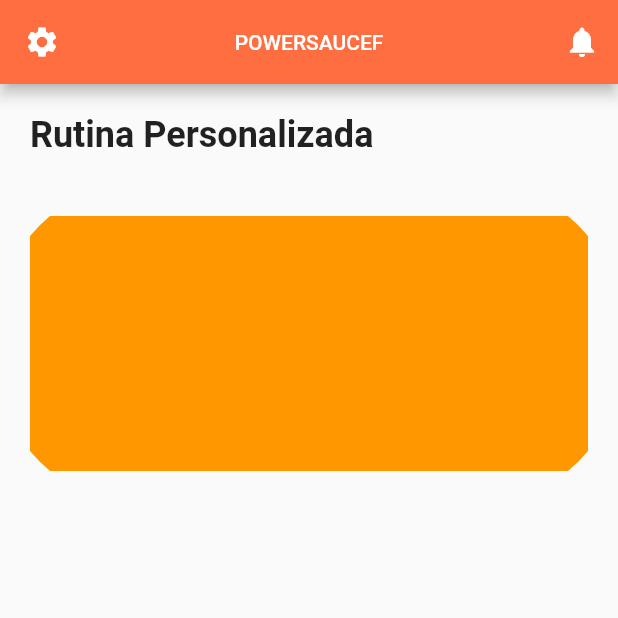
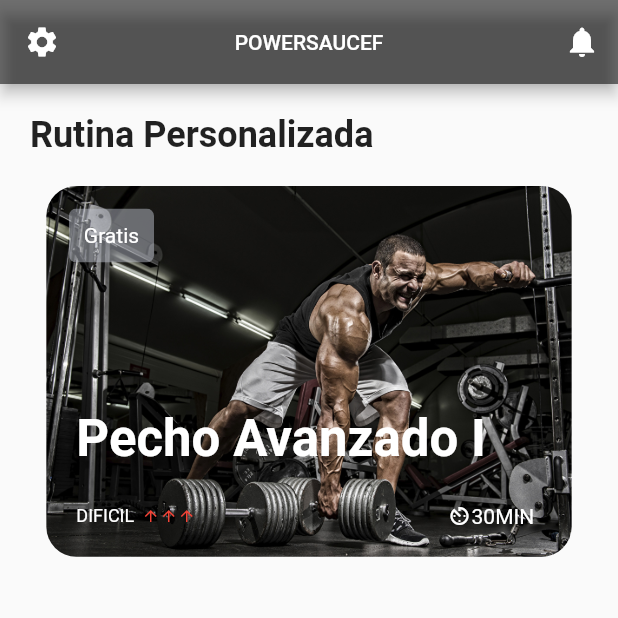
Before and after one commit to isamed92/powersaucef, a Flutter app: the screen it shows after launch, on a phone screen of 412 x 824 dp, the top half of it. Run offline on Flutter 3.47's test engine with Material 2 defaults, Android fonts, the phone set to English and light mode, and no system bars.

Commit message:
routine card

```diff
--- /dev/null
+++ b/lib/src/models/routine_model.dart
@@ -0,0 +1,20 @@
+
+
+class Routine {
+  String name;
+  String tag;
+  String level;
+  int difficulty;
+  String duration;
+  String bgImg;
+
+  Routine({
+    this.name,
+    this.tag,
+    this.level,
+    this.difficulty,
+    this.duration,
+    this.bgImg
+  });
+
+}
--- a/lib/src/pages/home_page.dart
+++ b/lib/src/pages/home_page.dart
@@ -17,7 +17,7 @@ class HomePage extends StatelessWidget {
   Widget _getAppBar() {
     return AppBar(
         title: Text('POWERSAUCEF', style: _appBarTitleStyle,),
-        backgroundColor: Colors.deepOrangeAccent,
+        backgroundColor: Colors.black54,
         centerTitle: true,
         leading: IconButton(
           icon: Icon(Icons.settings),
@@ -50,6 +50,6 @@ class HomePage extends StatelessWidget {
   }
 
   Widget _getRoutine() {
-    return CardRoutine();
+    return Center(child: CardRoutine());
   }
 }
--- a/lib/src/widgets/card_widget.dart
+++ b/lib/src/widgets/card_widget.dart
@@ -1,19 +1,208 @@
 import 'package:flutter/material.dart';
+import 'package:powersaucef/src/models/routine_model.dart';
 
 class CardRoutine extends StatelessWidget {
-  final _height = 170.0;
+  final List<Routine> rutinas = [
+    Routine(
+        name: 'Principiante I',
+        tag: 'Pago',
+        level: 'FACIL',
+        duration: '50MIN',
+        difficulty: 1,
+        bgImg: 'assets/prueba.jpg'),
+    Routine(
+        name: 'Principiante II',
+        tag: 'Pago',
+        level: 'FACIL',
+        duration: '40MIN',
+        difficulty: 1,
+        bgImg: 'assets/pecho.jpg'),
+    Routine(
+        name: 'Pecho Avanzado I',
+        tag: 'Gratis',
+        level: 'DIFICIL',
+        duration: '30MIN',
+        difficulty: 3,
+        bgImg: 'assets/brazos.jpg'),
+    Routine(
+        name: 'Biceps Intermedio',
+        tag: 'Pago',
+        level: 'REGULAR',
+        duration: '60MIN',
+        difficulty: 2,
+        bgImg: 'assets/pecho.jpg'),
+    Routine(
+        name: 'Triceps Intermedio',
+        tag: 'Gratis',
+        level: 'REGULAR',
+        duration: '10MIN',
+        difficulty: 2,
+        bgImg: 'assets/prueba.jpg'),
+    Routine(
+        name: 'Brazos Avanzado III',
+        tag: 'Pago',
+        level: 'DIFICIL',
+        duration: '50MIN',
+        difficulty: 3,
+        bgImg: 'assets/brazos.jpg'),
+  ];
 
   @override
   Widget build(BuildContext context) {
+    final _screenSize = MediaQuery.of(context).size;
     return ClipRRect(
-      borderRadius: BorderRadius.circular(90),
-      child: Padding(
-        padding: EdgeInsets.all(20),
-        child: Container(
-          height: _height,
-          color: Colors.orange,
+      borderRadius: BorderRadius.circular(20.0),
+      child: Container(
+        child: _info(),
+        height: _screenSize.height * .30,
+        width: _screenSize.width * .85,
+        decoration: BoxDecoration(
+            image: DecorationImage(
+                image: AssetImage(rutinas[2].bgImg), fit: BoxFit.cover)),
+        // color: Colors.orange,
+      ),
+    );
+  }
+
+  Widget _info() {
+    return Column(
+      crossAxisAlignment: CrossAxisAlignment.start,
+      children: <Widget>[
+        Padding(
+          child: _tag(rutinas[2].tag),
+          padding: EdgeInsets.only(left: 15.0, top: 15.0),
         ),
-      )
+        Expanded(child: Container()),
+        _name(rutinas[2].name),
+        Row(
+          children: <Widget>[
+            _level(rutinas[2].level, rutinas[2].difficulty),
+            Expanded(
+              child: Container(),
+            ),
+            _duration(rutinas[2].duration),
+          ],
+        )
+      ],
+    );
+  }
+
+  Widget _tag(String type) {
+    return ClipRRect(
+      borderRadius: BorderRadius.circular(5.0),
+      child: Container(
+        padding: EdgeInsets.all(10.0),
+        color: Color.fromRGBO(189, 193, 204, 0.5),
+        child: Text(
+          type,
+          style: TextStyle(color: Colors.white, fontSize: 14),
+        ),
+      ),
+    );
+  }
+
+  Widget _name(String name) {
+    return Container(
+      padding: EdgeInsets.only(left: 20.0, bottom: 5.0),
+      child: Text(
+        name,
+        style: TextStyle(
+            color: Colors.white, fontSize: 34, fontWeight: FontWeight.bold),
+      ),
+    );
+  }
+
+  Widget _level(String level, int difficulty) {
+    return Container(
+      padding: EdgeInsets.all(20.0),
+      child: Row(
+        crossAxisAlignment: CrossAxisAlignment.center,
+        children: <Widget>[
+          Text(
+            level,
+            style: TextStyle(color: Colors.white, fontSize: 12.0),
+          ),
+          SizedBox(
+            width: 5.0,
+          ),
+          _generateIcons(difficulty),
+        ],
+      ),
+    );
+  }
+
+  Widget _generateIcons(int difficulty) {
+    var icons;
+    switch (difficulty) {
+      case 1:
+        icons = Row(
+          children: <Widget>[
+            Icon(Icons.arrow_upward, color: Colors.green, size: 12.0),
+            Icon(Icons.arrow_upward, color: Colors.grey, size: 12.0),
+            Icon(Icons.arrow_upward, color: Colors.grey, size: 12.0),
+          ],
+        );
+        break;
+      case 2:
+        icons = Row(
+          children: <Widget>[
+            Icon(
+              Icons.arrow_upward,
+              color: Colors.yellow,
+              size: 12.0,
+            ),
+            Icon(
+              Icons.arrow_upward,
+              color: Colors.yellow,
+              size: 12.0,
+            ),
+            Icon(
+              Icons.arrow_upward,
+              color: Colors.grey,
+              size: 12.0,
+            ),
+          ],
+        );
+        break;
+      case 3:
+        icons = Row(
+          children: <Widget>[
+            Icon(
+              Icons.arrow_upward,
+              color: Colors.red,
+              size: 12.0,
+            ),
+            Icon(
+              Icons.arrow_upward,
+              color: Colors.red,
+              size: 12.0,
+            ),
+            Icon(
+              Icons.arrow_upward,
+              color: Colors.red,
+              size: 12.0,
+            ),
+          ],
+        );
+        break;
+    }
+    return icons;
+  }
+
+  Widget _duration(String duration) {
+    return Container(
+      padding: EdgeInsets.only(right: 25),
+      child: Row(children: <Widget>[
+        Icon(
+          Icons.av_timer,
+          color: Colors.white,
+          size: 16.0,
+        ),
+        Text(
+          duration,
+          style: TextStyle(color: Colors.white, fontSize: 14.0),
+        ),
+      ]),
     );
   }
 }
--- a/pubspec.yaml
+++ b/pubspec.yaml
@@ -45,8 +45,8 @@ flutter:
   uses-material-design: true
 
   # To add assets to your application, add an assets section, like this:
-  # assets:
-  #   - images/a_dot_burr.jpeg
+  assets:
+    - assets/
   #   - images/a_dot_ham.jpeg
 
   # An image asset can refer to one or more resolution-specific "variants", see
```
Also changed, not shown: assets/brazos.jpg (added), assets/pecho.jpg (added), assets/prueba.jpg (added).
